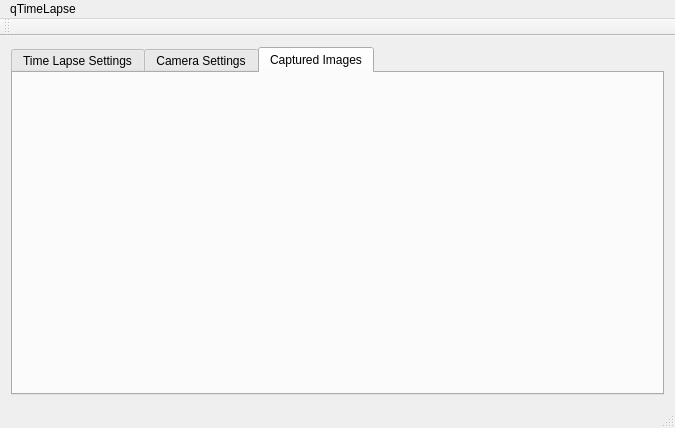
First picture: the form in qtimelapse.ui, repository makyo/qtimelapse, before the edit.
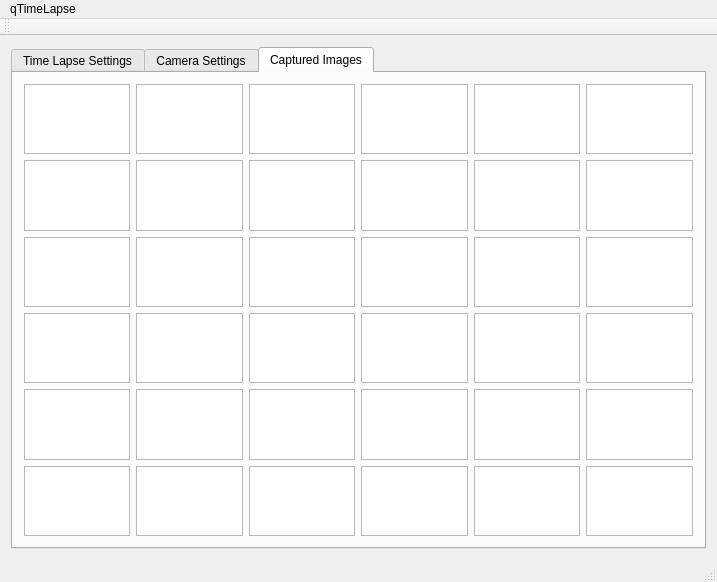
Second picture: the form after the edit. The open tabs and pages were chosen to show the change.

Commit message: Fleshing out timelapse class.

Patch:
```diff
--- a/qtimelapse.ui
+++ b/qtimelapse.ui
@@ -6,8 +6,8 @@
    <rect>
     <x>0</x>
     <y>0</y>
-    <width>675</width>
-    <height>428</height>
+    <width>717</width>
+    <height>483</height>
    </rect>
   </property>
   <property name="windowTitle">
@@ -255,6 +255,116 @@
        <attribute name="title">
         <string>Captured Images</string>
        </attribute>
+       <layout class="QGridLayout" name="gridLayout_4">
+        <item row="2" column="4">
+         <widget class="QGraphicsView" name="preview17"/>
+        </item>
+        <item row="2" column="3">
+         <widget class="QGraphicsView" name="preview16"/>
+        </item>
+        <item row="0" column="5">
+         <widget class="QGraphicsView" name="preview6"/>
+        </item>
+        <item row="1" column="0">
+         <widget class="QGraphicsView" name="preview7"/>
+        </item>
+        <item row="0" column="3">
+         <widget class="QGraphicsView" name="preview4"/>
+        </item>
+        <item row="1" column="3">
+         <widget class="QGraphicsView" name="preview10"/>
+        </item>
+        <item row="5" column="3">
+         <widget class="QGraphicsView" name="preview34"/>
+        </item>
+        <item row="5" column="5">
+         <widget class="QGraphicsView" name="preview36"/>
+        </item>
+        <item row="5" column="4">
+         <widget class="QGraphicsView" name="preview35"/>
+        </item>
+        <item row="4" column="0">
+         <widget class="QGraphicsView" name="preview25"/>
+        </item>
+        <item row="2" column="0">
+         <widget class="QGraphicsView" name="preview13"/>
+        </item>
+        <item row="1" column="5">
+         <widget class="QGraphicsView" name="preview12"/>
+        </item>
+        <item row="5" column="0">
+         <widget class="QGraphicsView" name="preview31"/>
+        </item>
+        <item row="3" column="0">
+         <widget class="QGraphicsView" name="preview19"/>
+        </item>
+        <item row="0" column="4">
+         <widget class="QGraphicsView" name="preview5"/>
+        </item>
+        <item row="2" column="5">
+         <widget class="QGraphicsView" name="preview18"/>
+        </item>
+        <item row="1" column="4">
+         <widget class="QGraphicsView" name="preview11"/>
+        </item>
+        <item row="4" column="2">
+         <widget class="QGraphicsView" name="preview27"/>
+        </item>
+        <item row="0" column="0">
+         <widget class="QGraphicsView" name="preview1"/>
+        </item>
+        <item row="4" column="1">
+         <widget class="QGraphicsView" name="preview26"/>
+        </item>
+        <item row="0" column="1">
+         <widget class="QGraphicsView" name="preview2"/>
+        </item>
+        <item row="0" column="2">
+         <widget class="QGraphicsView" name="preview3"/>
+        </item>
+        <item row="1" column="1">
+         <widget class="QGraphicsView" name="preview8"/>
+        </item>
+        <item row="1" column="2">
+         <widget class="QGraphicsView" name="preview9"/>
+        </item>
+        <item row="2" column="1">
+         <widget class="QGraphicsView" name="preview14"/>
+        </item>
+        <item row="2" column="2">
+         <widget class="QGraphicsView" name="preview15"/>
+        </item>
+        <item row="3" column="1">
+         <widget class="QGraphicsView" name="preview20"/>
+        </item>
+        <item row="3" column="2">
+         <widget class="QGraphicsView" name="preview21"/>
+        </item>
+        <item row="5" column="1">
+         <widget class="QGraphicsView" name="preview32"/>
+        </item>
+        <item row="5" column="2">
+         <widget class="QGraphicsView" name="preview33"/>
+        </item>
+        <item row="3" column="3">
+         <widget class="QGraphicsView" name="preview22"/>
+        </item>
+        <item row="4" column="3">
+         <widget class="QGraphicsView" name="preview28"/>
+        </item>
+        <item row="3" column="4">
+         <widget class="QGraphicsView" name="preview23"/>
+        </item>
+        <item row="4" column="4">
+         <widget class="QGraphicsView" name="preview29"/>
+        </item>
+        <item row="3" column="5">
+         <widget class="QGraphicsView" name="preview24"/>
+        </item>
+        <item row="4" column="5">
+         <widget class="QGraphicsView" name="preview30"/>
+        </item>
+       </layout>
       </widget>
      </widget>
     </item>
@@ -265,7 +375,7 @@
     <rect>
      <x>0</x>
      <y>0</y>
-     <width>675</width>
+     <width>717</width>
      <height>25</height>
     </rect>
    </property>
```
Left out of the diff: 104 changed lines with no effect on the pictures. The commit also changes 7 other files.
